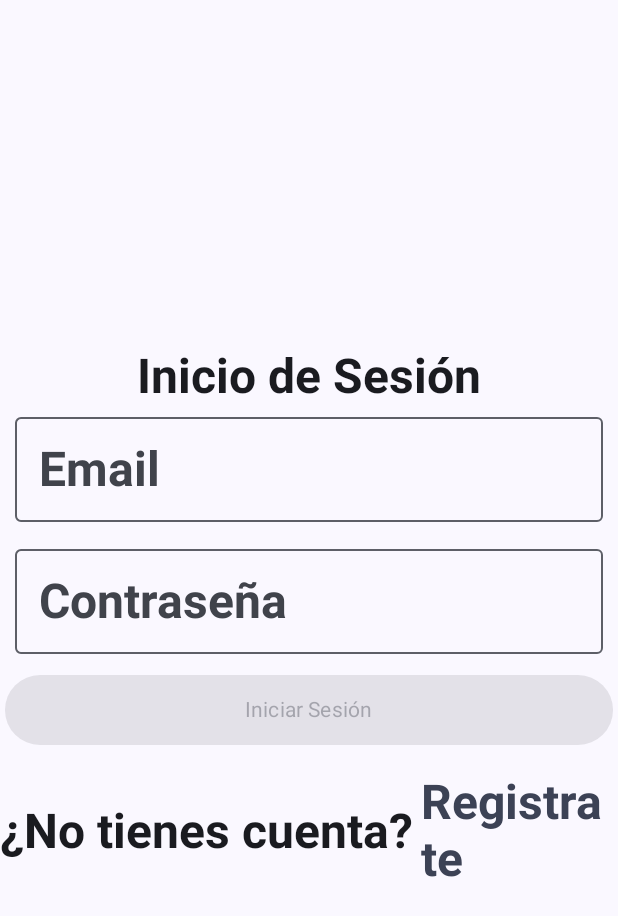
After one commit to pacobarrionuevo/ProyectoMoviles, an Android app built with Jetpack Compose: the InicioSesion screen opened through its navigation route, on a phone screen of 412 x 824 dp. The commit adds this screen. Shown: the top 916 px of the screen. Run offline under Robolectric (Android 15) with nearby library versions, the phone set to English and light mode, and no system bars; Roboto replaces fonts that are not available here.

Commit message:
hasta la punta de la polla de moviles

```diff
--- a/AplicacionConciertos/app/src/main/java/com/example/aplicacionconciertos/MainActivity.kt
+++ b/AplicacionConciertos/app/src/main/java/com/example/aplicacionconciertos/MainActivity.kt
@@ -12,6 +12,7 @@ import androidx.compose.ui.tooling.preview.Preview
 import androidx.navigation.compose.NavHost
 import androidx.navigation.compose.composable
 import androidx.navigation.compose.rememberNavController
+import com.example.aplicacionconciertos.auth.InicioSesion
 import com.example.aplicacionconciertos.model.RutasNavegacion
 import com.example.aplicacionconciertos.ui.theme.AppConciertosTheme
 import com.example.aplicacionconciertos.viewmodel.ViewModelArtistas
@@ -32,6 +33,7 @@ class MainActivity : ComponentActivity() {
                         composable(RutasNavegacion.AcercaDe.route) { AcercaDe(navController) }
                         composable(RutasNavegacion.Configuracion.route) { Configuracion(navController) }
                         composable(RutasNavegacion.Artistas.route) { ColeccionArtistas(viewModel = ViewModelArtistas(), navController)   }
+                        composable(RutasNavegacion.InicioSesion.route) { InicioSesion(navController) }
                     }
                 }
             }
--- /dev/null
+++ b/AplicacionConciertos/app/src/main/java/com/example/aplicacionconciertos/auth/InicioSesion.kt
@@ -0,0 +1,169 @@
+package com.example.aplicacionconciertos.auth
+
+import android.util.Log
+import androidx.compose.foundation.clickable
+import androidx.compose.foundation.layout.Arrangement
+import androidx.compose.foundation.layout.Column
+import androidx.compose.foundation.layout.Row
+import androidx.compose.foundation.layout.Spacer
+import androidx.compose.foundation.layout.fillMaxSize
+import androidx.compose.foundation.layout.fillMaxWidth
+import androidx.compose.foundation.layout.height
+import androidx.compose.foundation.layout.padding
+import androidx.compose.foundation.shape.CircleShape
+import androidx.compose.foundation.text.KeyboardOptions
+import androidx.compose.material.icons.Icons
+import androidx.compose.material.icons.filled.Visibility
+import androidx.compose.material.icons.filled.VisibilityOff
+import androidx.compose.material3.Button
+import androidx.compose.material3.Icon
+import androidx.compose.material3.IconButton
+import androidx.compose.material3.MaterialTheme
+import androidx.compose.material3.OutlinedTextField
+import androidx.compose.material3.Surface
+import androidx.compose.material3.Text
+import androidx.compose.runtime.Composable
+import androidx.compose.runtime.MutableState
+import androidx.compose.runtime.mutableStateOf
+import androidx.compose.runtime.remember
+import androidx.compose.runtime.saveable.rememberSaveable
+import androidx.compose.ui.Alignment
+import androidx.compose.ui.Modifier
+import androidx.compose.ui.text.input.KeyboardType
+import androidx.compose.ui.text.input.PasswordVisualTransformation
+import androidx.compose.ui.text.input.VisualTransformation
+import androidx.compose.ui.unit.dp
+import androidx.navigation.NavController
+
+@Composable
+fun InicioSesion(navController: NavController) {
+    val showLoginForm = rememberSaveable{ mutableStateOf(true) }
+Surface (modifier = Modifier .fillMaxSize()){
+    Column (
+        horizontalAlignment = Alignment.CenterHorizontally,
+        verticalArrangement = Arrangement.Center
+
+    ){if (showLoginForm.value){
+        Text(text = "Inicio de Sesión")
+        UserForm(isCreateAccount = false){ email,password->
+            Log.d("AplicacionConciertos","$email $password")
+        }
+}else {
+    Text(text = "Crear Cuenta")
+    UserForm(isCreateAccount = true){ email,password->
+        Log.d("AplicacionConciertos","$email $password")
+    }
+    }
+Spacer(modifier = Modifier.height(15.dp))
+        Row (horizontalArrangement = Arrangement.Center, verticalAlignment = Alignment.CenterVertically){
+            val text1 = if (showLoginForm.value) "¿No tienes cuenta?"
+            else "¿Ya tienes cuenta?"
+           val text2 = if (showLoginForm.value) "Registrate"
+        else "Inicia Sesión"
+        Text(text = text1)
+        Text(text = text2,
+            modifier = Modifier.clickable {
+                showLoginForm.value = !showLoginForm.value}
+                .padding(start = 5.dp),
+            color = MaterialTheme.colorScheme.secondary)
+        }
+}
+}
+}
+@Composable
+fun PasswordVisibleIcon(
+    passwordVisible: MutableState<Boolean>){
+val image = if (passwordVisible.value)
+    Icons.Default.VisibilityOff
+    else Icons.Default.Visibility
+    IconButton(onClick = {
+        passwordVisible.value = !passwordVisible.value
+    }){
+        Icon(imageVector = image, contentDescription = "")
+    }
+}
+
+@Composable
+fun PasswordInput(
+    passwordState: MutableState<String>,
+    labelId: String,
+    passwordVisible: MutableState<Boolean>) {
+    val visualTransformation = if (passwordVisible.value)
+        VisualTransformation.None
+    else PasswordVisualTransformation()
+    OutlinedTextField(
+    value = passwordState.value,
+        onValueChange = {passwordState.value = it},
+        label = { Text(text = labelId)},
+    singleLine=true,
+    keyboardOptions = KeyboardOptions(
+        keyboardType = KeyboardType.Password
+    ),
+        modifier = Modifier
+            .padding(bottom = 10.dp, start = 10.dp, end = 10.dp)
+            .fillMaxWidth(),
+        visualTransformation = visualTransformation,
+        trailingIcon = {if (passwordState.value.isNotBlank()){
+            PasswordVisibleIcon(passwordVisible)
+        } else null}
+    )
+}
+
+@Composable
+fun UserForm(isCreateAccount: Boolean=false, onDone:(String,String)->Unit= {email,pwd->} ){
+val email = rememberSaveable {
+    mutableStateOf("")
+}
+    val password = rememberSaveable {
+        mutableStateOf("")
+    }
+    val passwordVisible = rememberSaveable {
+        mutableStateOf(false)
+    }
+    val valido = remember(email.value, password.value){
+        email.value.trim().isNotEmpty() && password.value.trim().isNotEmpty()
+    }
+    Column(horizontalAlignment = Alignment.CenterHorizontally){
+    EmailInput(emailState = email)
+    }
+    PasswordInput(passwordState = password,
+        labelId = "Contraseña",
+        passwordVisible = passwordVisible)
+    SubmitButton(textId = if (isCreateAccount) "Crear Cuenta" else "Iniciar Sesión",
+        inputValido= valido){
+        onDone(email.value.trim(),password.value.trim())
+    }
+
+}
+
+@Composable
+fun SubmitButton(textId: String, inputValido: Boolean, onClic: () -> Unit) {
+Button(onClick = {onClic},
+    modifier = Modifier.padding(3.dp).fillMaxWidth(),
+    shape = CircleShape,enabled = inputValido) {
+    Text(text = textId,
+        modifier = Modifier.padding(5.dp))
+}
+}
+
+@Composable
+fun EmailInput(emailState: MutableState<String>, labelId: String = "Email") {
+InputField(
+    valueState = emailState,
+    labelId = labelId,
+    keyboardType = KeyboardType.Email,
+)
+}
+
+@Composable
+fun InputField(valueState: MutableState<String>,isSingleLine:Boolean=true, labelId: String, keyboardType: KeyboardType) {
+OutlinedTextField(
+    value = valueState.value,
+    onValueChange = {valueState.value = it},
+    label = { Text(text = labelId)},
+    singleLine = isSingleLine,
+    modifier = Modifier.padding(bottom = 10.dp, start = 10.dp, end = 10.dp)
+        .fillMaxWidth(),
+    keyboardOptions = KeyboardOptions(keyboardType = keyboardType)
+    )
+}
--- /dev/null
+++ b/AplicacionConciertos/app/src/main/java/com/example/aplicacionconciertos/auth/Registro.kt
@@ -0,0 +1 @@
+package com.example.aplicacionconciertos.auth
--- a/AplicacionConciertos/app/src/main/java/com/example/aplicacionconciertos/model/RutasNavegacion.kt
+++ b/AplicacionConciertos/app/src/main/java/com/example/aplicacionconciertos/model/RutasNavegacion.kt
@@ -6,4 +6,5 @@ sealed class RutasNavegacion(val route: String) {
     object AcercaDe :RutasNavegacion("AcercaDe")
     object Configuracion :RutasNavegacion("Configuracion")
     object Artistas :RutasNavegacion("Artistas")
+    object InicioSesion :RutasNavegacion("InicioSesion")
 }
--- a/AplicacionConciertos/app/src/main/res/values/strings.xml
+++ b/AplicacionConciertos/app/src/main/res/values/strings.xml
@@ -40,4 +40,5 @@
     <string name="PrecioEntrada">Precio de una entrada</string>
     <string name="LugaresConcierto">Sitios que visitará</string>
     <string name="Discografia">Discografía</string>
+    <string name="InicioSesion">Iniciar Sesión</string>
 </resources>
--- a/AplicacionConciertos/build.gradle.kts
+++ b/AplicacionConciertos/build.gradle.kts
@@ -2,4 +2,6 @@
 plugins {
     alias(libs.plugins.android.application) apply false
     alias(libs.plugins.kotlin.android) apply false
+    alias(libs.plugins.google.gms.google.services) apply false
+    //id("com.google.gms.google-services") version "4.4.2" apply false
 }
--- a/AplicacionConciertos/gradle/libs.versions.toml
+++ b/AplicacionConciertos/gradle/libs.versions.toml
@@ -13,6 +13,9 @@ navigationCompose = "2.8.3"
 foundationLayoutAndroid = "1.7.2"
 foundationAndroid = "1.7.5"
 runtimeLivedata = "1.7.5"
+googleGmsGoogleServices = "4.4.2"
+firebaseAuth = "23.1.0"
+
 
 [libraries]
 androidx-core-ktx = { group = "androidx.core", name = "core-ktx", version.ref = "coreKtx" }
@@ -34,7 +37,8 @@ androidx-navigation-compose = { group = "androidx.navigation", name = "navigatio
 androidx-foundation-layout-android = { group = "androidx.compose.foundation", name = "foundation-layout-android", version.ref = "foundationLayoutAndroid" }
 androidx-foundation-android = { group = "androidx.compose.foundation", name = "foundation-android", version.ref = "foundationAndroid" }
 androidx-runtime-livedata = { group = "androidx.compose.runtime", name = "runtime-livedata", version.ref = "runtimeLivedata" }
-
+firebase-auth = { group = "com.google.firebase", name = "firebase-auth", version.ref = "firebaseAuth" }
 [plugins]
 android-application = { id = "com.android.application", version.ref = "agp" }
 kotlin-android = { id = "org.jetbrains.kotlin.android", version.ref = "kotlin" }
+google-gms-google-services = { id = "com.google.gms.google-services", version.ref = "googleGmsGoogleServices" }
```
Also changed, not shown: AplicacionConciertos/app/build.gradle.kts (+8 -0 lines), AplicacionConciertos/app/src/main/java/com/example/aplicacionconciertos/AplicacionPrincipal.kt (+14 -0 lines), 2 other files.
